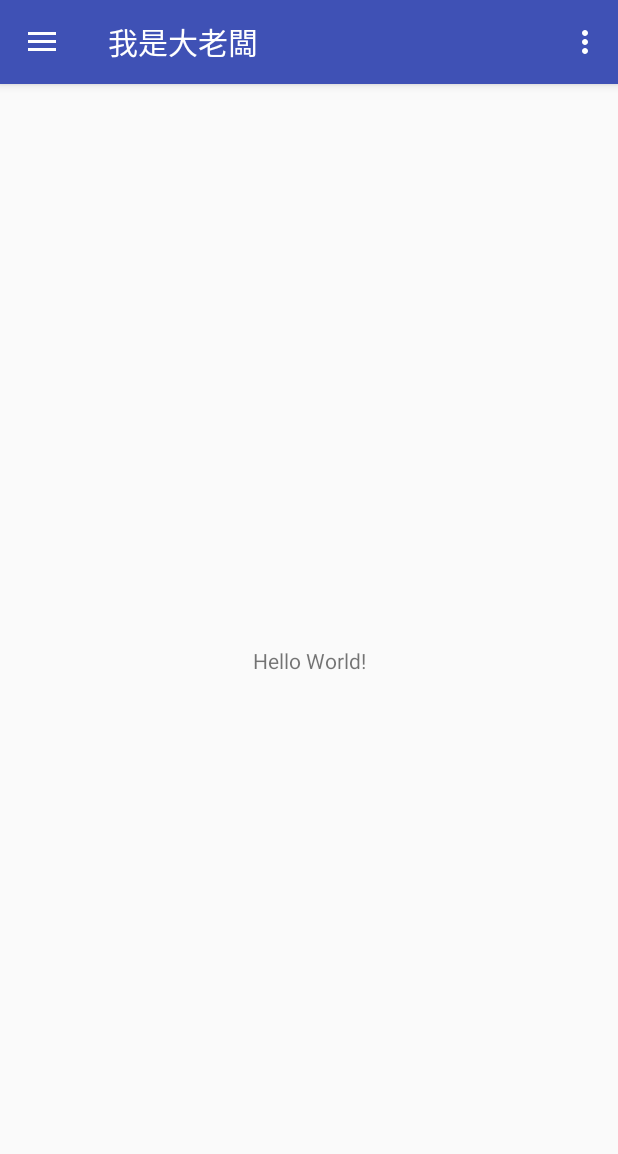
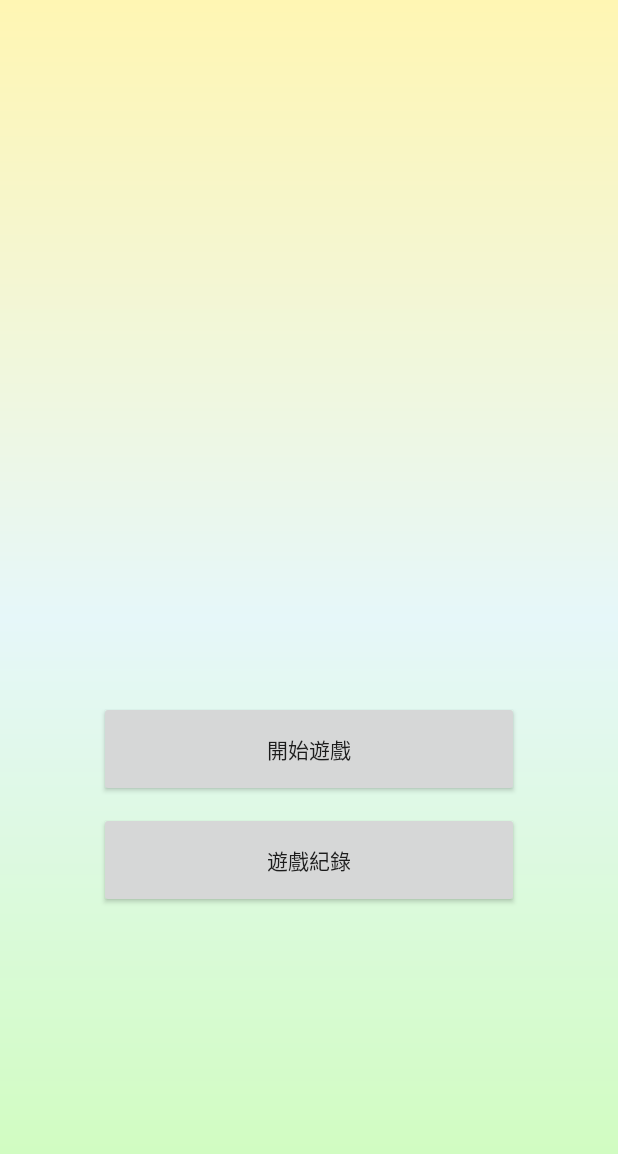
Before and after one commit to vivian-wu/IMTBApp, an Android app: the screen it shows after launch (MainActivity before the commit, activity_start_menu after it), on a phone screen of 412 x 824 dp. Shown: the top 1154 px of the screen. Run offline under Robolectric (Android 15) with nearby library versions, the phone set to English and light mode, and no system bars.

Commit message:
Adds Start Menu

```diff
--- a/app/build.gradle
+++ b/app/build.gradle
@@ -2,7 +2,7 @@ apply plugin: 'com.android.application'
 
 android {
     compileSdkVersion 25
-    buildToolsVersion "26.0.1"
+    buildToolsVersion '26.0.2'
     defaultConfig {
         applicationId "imtbteam.imtb"
         minSdkVersion 15
--- a/app/src/main/AndroidManifest.xml
+++ b/app/src/main/AndroidManifest.xml
@@ -10,7 +10,7 @@
         android:supportsRtl="true"
         android:theme="@style/AppTheme">
         <activity
-            android:name=".MainActivity"
+            android:name=".activity_start_menu"
             android:label="@string/app_name"
             android:theme="@style/AppTheme.NoActionBar">
             <intent-filter>
@@ -19,6 +19,10 @@
                 <category android:name="android.intent.category.LAUNCHER"/>
             </intent-filter>
         </activity>
+        <activity android:name=".MainActivity"
+            android:label="@string/title_activity_main"
+            android:theme="@style/AppTheme.NoActionBar">
+        </activity>
     </application>
 
 </manifest>
--- /dev/null
+++ b/app/src/main/java/imtbteam/imtb/activity_start_menu.java
@@ -0,0 +1,59 @@
+package imtbteam.imtb;
+
+import android.content.DialogInterface;
+import android.content.Intent;
+import android.support.v7.app.AlertDialog;
+import android.support.v7.app.AppCompatActivity;
+import android.os.Bundle;
+import android.view.View;
+import android.widget.Button;
+
+
+public class activity_start_menu extends AppCompatActivity {
+
+	@Override
+	protected void onCreate(Bundle savedInstanceState) {
+		super.onCreate(savedInstanceState);
+		setContentView(R.layout.activity_start_menu);
+
+		Button Game = (Button)findViewById(R.id.button7);
+		Button Record = (Button)findViewById(R.id.button8);
+		Game.setOnClickListener(new View.OnClickListener() {
+			@Override
+			public void onClick(View v) {
+
+				Intent intent = new Intent();
+				intent.setClass(activity_start_menu.this, MainActivity.class);
+				startActivity(intent);
+
+			}
+		}
+		);
+
+		Record.setOnClickListener(new View.OnClickListener() {
+		@Override
+		public void onClick(View v) {
+		ShowMsgDialog("test2");
+
+									}
+								}
+		);
+	}
+
+	private void ShowMsgDialog(String Msg)
+	{
+		AlertDialog.Builder MyAlertDialog = new AlertDialog.Builder(this);
+		MyAlertDialog.setTitle("標題");
+		MyAlertDialog.setMessage(Msg);
+		DialogInterface.OnClickListener OkClick = new DialogInterface.OnClickListener()
+		{
+			public void onClick(DialogInterface dialog, int which) {
+			//如果不做任何事情 就會直接關閉 對話方塊
+			}
+		};;
+		MyAlertDialog.setNeutralButton("中間按鈕",OkClick );
+		MyAlertDialog.show();
+	}
+
+
+}
--- /dev/null
+++ b/app/src/main/res/drawable/activity_start_menu.xml
@@ -0,0 +1,9 @@
+<shape xmlns:android="http://schemas.android.com/apk/res/android"
+       android:shape="rectangle">
+    <gradient
+        android:angle="90"
+        android:centerColor="#e6f7f9"
+        android:endColor="#fff6b3"
+        android:startColor="#cefdb9"
+        android:type="linear" />
+</shape>
--- /dev/null
+++ b/app/src/main/res/layout/activity_start_menu.xml
@@ -0,0 +1,47 @@
+<?xml version="1.0" encoding="utf-8"?>
+<LinearLayout xmlns:android="http://schemas.android.com/apk/res/android"
+              xmlns:app="http://schemas.android.com/apk/res-auto"
+              xmlns:tools="http://schemas.android.com/tools"
+              android:layout_width="match_parent"
+              android:layout_height="match_parent"
+              android:background="@drawable/activity_start_menu"
+              android:elevation="1dp"
+              android:orientation="vertical">
+
+    <LinearLayout
+        android:layout_width="match_parent"
+        android:layout_height="match_parent"
+        android:gravity="center"
+        android:orientation="vertical">
+
+        <Space
+            android:layout_width="match_parent"
+            android:layout_height="wrap_content"
+            android:layout_weight="2.25"/>
+
+        <Button
+            android:id="@+id/button7"
+            android:layout_width="280dp"
+            android:layout_height="64dp"
+            android:text="開始遊戲"
+            android:visibility="visible"
+            tools:layout_editor_absoluteX="52dp"
+            tools:layout_editor_absoluteY="251dp"/>
+
+        <Button
+            android:id="@+id/button8"
+            android:layout_width="280dp"
+            android:layout_height="64dp"
+            android:layout_marginTop="10dp"
+            android:text="遊戲紀錄"
+            android:visibility="visible"
+            tools:layout_editor_absoluteX="52dp"
+            tools:layout_editor_absoluteY="342dp"/>
+
+        <Space
+            android:layout_width="match_parent"
+            android:layout_height="wrap_content"
+            android:layout_weight="1.05"/>
+    </LinearLayout>
+
+</LinearLayout>
--- a/app/src/main/res/values/colors.xml
+++ b/app/src/main/res/values/colors.xml
@@ -1,6 +1,6 @@
 <?xml version="1.0" encoding="utf-8"?>
 <resources>
-    <color name="colorPrimary">#3F51B5</color>
-    <color name="colorPrimaryDark">#303F9F</color>
+    <color name="colorPrimary">#e6b72d</color>
+    <color name="colorPrimaryDark">#282826</color>
     <color name="colorAccent">#FF4081</color>
 </resources>
--- a/app/src/main/res/values/strings.xml
+++ b/app/src/main/res/values/strings.xml
@@ -3,6 +3,6 @@
 
     <string name="navigation_drawer_open">Open navigation drawer</string>
     <string name="navigation_drawer_close">Close navigation drawer</string>
-
-    <string name="action_settings">Settings</string>
+    <string name="title_activity_main">我是大老闆</string>
+    <string name="action_settings">設定</string>
 </resources>
--- a/build.gradle
+++ b/build.gradle
@@ -5,7 +5,7 @@ buildscript {
         jcenter()
     }
     dependencies {
-        classpath 'com.android.tools.build:gradle:2.3.3'
+        classpath 'com.android.tools.build:gradle:3.0.0'
 
         // NOTE: Do not place your application dependencies here; they belong
         // in the individual module build.gradle files
```
Also changed, not shown: gradle/wrapper/gradle-wrapper.properties.
